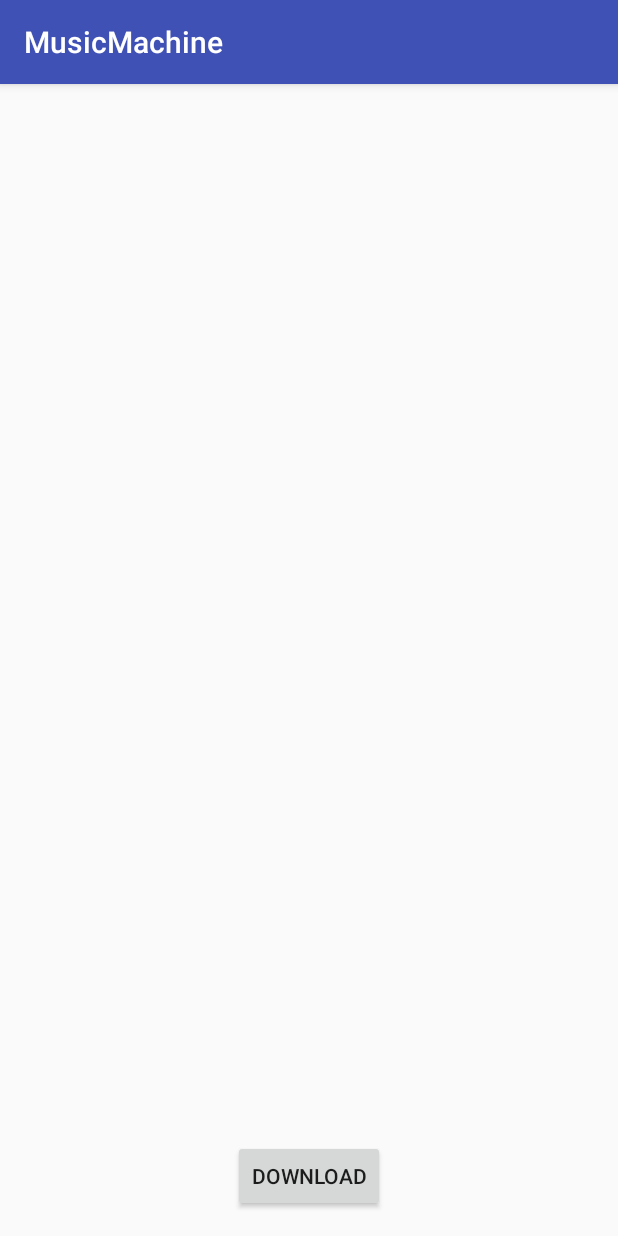
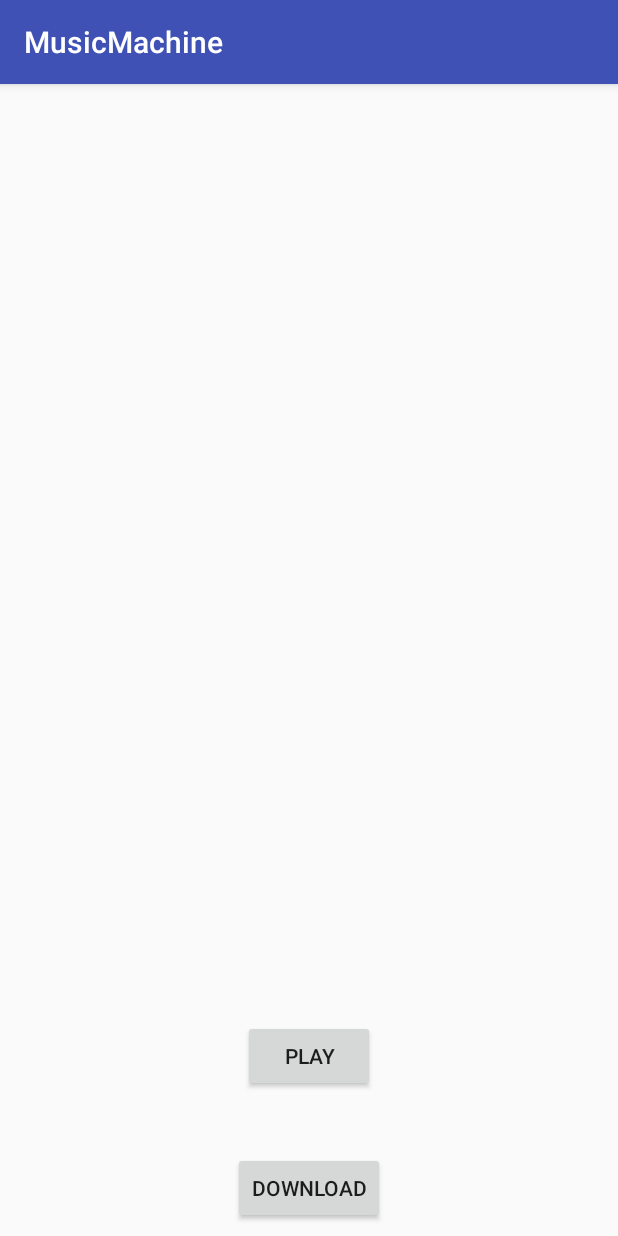
Before and after one commit to venkyg88/MusicMachine, an Android app: the screen it shows after launch (MainActivity), on a phone screen of 412 x 824 dp. Run offline under Robolectric (Android 15) with nearby library versions, the phone set to English and light mode, and no system bars; 2 statements that could not run were skipped.

Commit message:
implemented activity and service communication by extending Binder class

```diff
--- a/app/src/main/AndroidManifest.xml
+++ b/app/src/main/AndroidManifest.xml
@@ -17,6 +17,7 @@
         </activity>
         <service android:name=".DownloadService"/>
         <service android:name=".DownloadIntentService"/>
+        <service android:name=".PlayerService"/>
     </application>
 
 </manifest>
--- a/app/src/main/java/assignment/venkat/com/musicmachine/MainActivity.java
+++ b/app/src/main/java/assignment/venkat/com/musicmachine/MainActivity.java
@@ -1,6 +1,10 @@
 package assignment.venkat.com.musicmachine;
 
+import android.content.ComponentName;
+import android.content.Context;
 import android.content.Intent;
+import android.content.ServiceConnection;
+import android.os.IBinder;
 import android.os.Message;
 import android.provider.Settings;
 import android.support.v7.app.AppCompatActivity;
@@ -15,6 +19,26 @@ public class MainActivity extends AppCompatActivity {
     private static final String TAG = MainActivity.class.getSimpleName();
     public static final String KEY_SONG = "song";
     private Button downloadButton;
+    private PlayerService mPlayerService;
+    private Button playButton;
+    private boolean mBound = false;
+
+    private ServiceConnection mServiceConnection = new ServiceConnection() {
+        @Override
+        public void onServiceConnected(ComponentName name, IBinder binder) {
+            mBound = true;
+            PlayerService.LocalBinder localBinder = (PlayerService.LocalBinder) binder;
+            mPlayerService = localBinder.getService();
+            if(mPlayerService.isPlaying()) {
+                playButton.setText("Pause");
+            }
+        }
+
+        @Override
+        public void onServiceDisconnected(ComponentName name) {
+            mBound = false;
+        }
+    };
 
     @Override
     protected void onCreate(Bundle savedInstanceState) {
@@ -22,6 +46,7 @@ public class MainActivity extends AppCompatActivity {
         setContentView(R.layout.activity_main);
 
         downloadButton = (Button) findViewById(R.id.downloadButton);
+        playButton = (Button) findViewById(R.id.playButton);
 
         downloadButton.setOnClickListener(new View.OnClickListener() {
             @Override
@@ -36,7 +61,40 @@ public class MainActivity extends AppCompatActivity {
                 }
             }
         });
+
+        playButton.setOnClickListener(new View.OnClickListener(){
+
+            @Override
+            public void onClick(View v) {
+                if (mBound){
+                    if(mPlayerService.isPlaying()) {
+                        mPlayerService.pause();
+                        playButton.setText("Play");
+                    } else {
+                        mPlayerService.play();
+                        playButton.setText("Pause");
+                    }
+                }
+            }
+        });
+
     }
 
+    @Override
+    protected void onStart() {
+        super.onStart();
 
+        Intent intent= new Intent(this, PlayerService.class);
+        bindService(intent, mServiceConnection, Context.BIND_AUTO_CREATE);
+    }
+
+    @Override
+    protected void onStop() {
+        super.onStop();
+        Intent intent = new Intent(this, PlayerService.class);
+        if(mBound) {
+            unbindService(mServiceConnection);
+            mBound = false;
+        }
+    }
 }
--- a/app/src/main/res/layout/activity_main.xml
+++ b/app/src/main/res/layout/activity_main.xml
@@ -14,8 +14,8 @@
         android:text="Download"
         android:layout_width="wrap_content"
         android:layout_height="wrap_content"
-        tools:layout_editor_absoluteX="148dp"
-        tools:layout_editor_absoluteY="447dp"
+        tools:layout_editor_absoluteX="142dp"
+        tools:layout_editor_absoluteY="455dp"
         android:id="@+id/downloadButton"
         app:layout_constraintLeft_toLeftOf="@+id/activity_main"
         android:layout_marginStart="16dp"
@@ -24,6 +24,21 @@
         android:layout_marginEnd="16dp"
         tools:layout_constraintRight_creator="0"
         app:layout_constraintBottom_toBottomOf="@+id/activity_main"
-        android:layout_marginBottom="16dp"
+        android:layout_marginBottom="8dp"
+        tools:layout_constraintBottom_creator="0"/>
+
+    <Button
+        android:text="Play"
+        android:layout_width="wrap_content"
+        android:layout_height="wrap_content"
+        tools:layout_editor_absoluteX="148dp"
+        tools:layout_editor_absoluteY="367dp"
+        android:id="@+id/playButton"
+        app:layout_constraintLeft_toLeftOf="@+id/activity_main"
+        tools:layout_constraintLeft_creator="0"
+        app:layout_constraintRight_toRightOf="@+id/activity_main"
+        tools:layout_constraintRight_creator="0"
+        app:layout_constraintBottom_toTopOf="@+id/downloadButton"
+        android:layout_marginBottom="40dp"
         tools:layout_constraintBottom_creator="0"/>
 </android.support.constraint.ConstraintLayout>
```
Also changed, not shown: app/src/main/java/assignment/venkat/com/musicmachine/PlayerService.java (added, +59 -0 lines), app/src/main/java/assignment/venkat/com/musicmachine/DownloadIntentService.java (line endings or trailing spaces), 1 other file.
